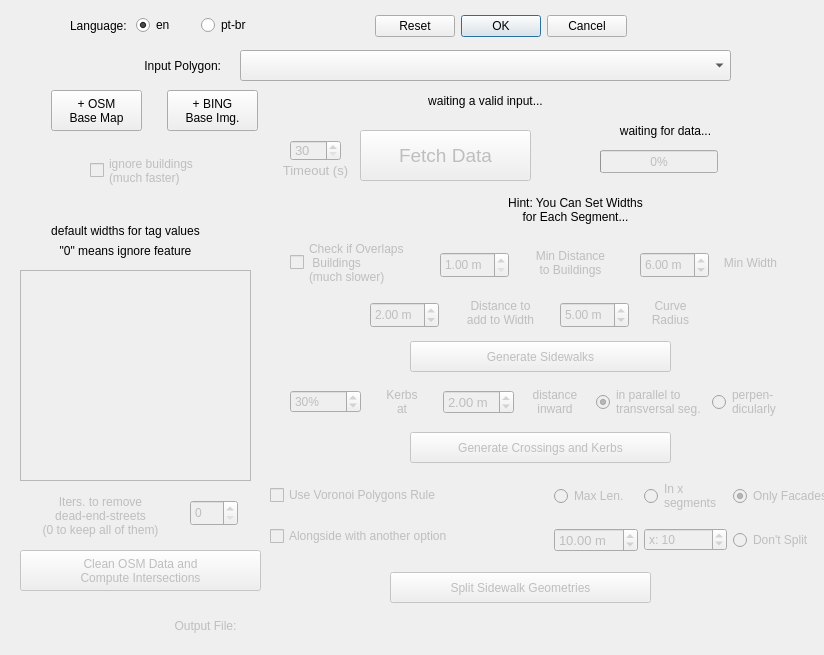
First picture: the form in osm_sidewalkreator_dialog_base.ui, repository kauevestena/osm_sidewalkreator, before the edit.
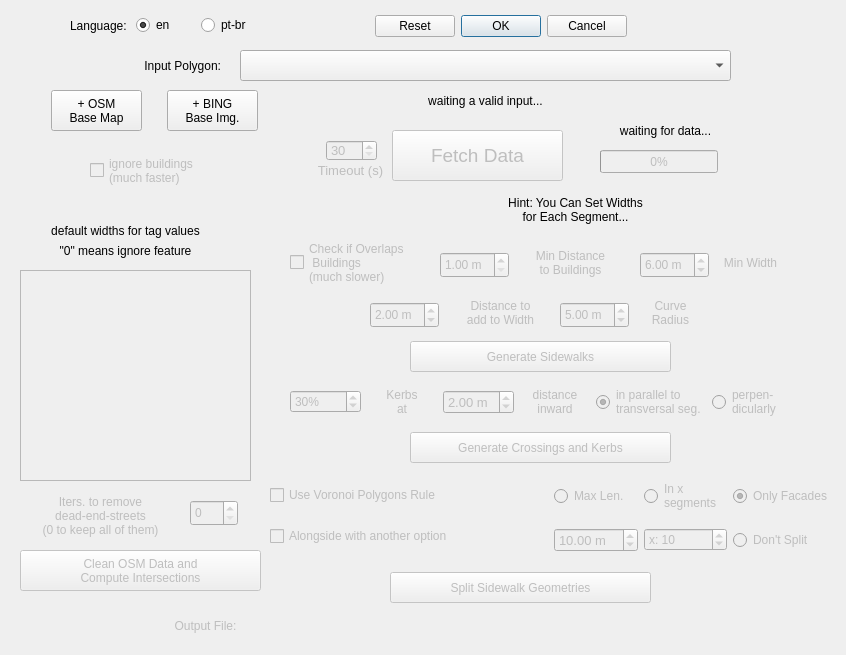
Second picture: the form after the edit. Custom widgets are drawn as their Qt base class.

Commit message: finally a(imperfect but)waybetter/fast toadd k pts

Diff of the .ui file:
```diff
--- a/osm_sidewalkreator_dialog_base.ui
+++ b/osm_sidewalkreator_dialog_base.ui
@@ -6,7 +6,7 @@
    <rect>
     <x>0</x>
     <y>0</y>
-    <width>824</width>
+    <width>846</width>
     <height>655</height>
    </rect>
   </property>
@@ -153,7 +153,7 @@
    </property>
    <property name="geometry">
     <rect>
-     <x>360</x>
+     <x>392</x>
      <y>130</y>
      <width>171</width>
      <height>51</height>
@@ -917,7 +917,7 @@
    </property>
    <property name="geometry">
     <rect>
-     <x>290</x>
+     <x>326</x>
      <y>140</y>
      <width>51</width>
      <height>21</height>
@@ -944,7 +944,7 @@
    </property>
    <property name="geometry">
     <rect>
-     <x>280</x>
+     <x>315</x>
      <y>160</y>
      <width>71</width>
      <height>21</height>
```
The commit also changes 1 other file.
